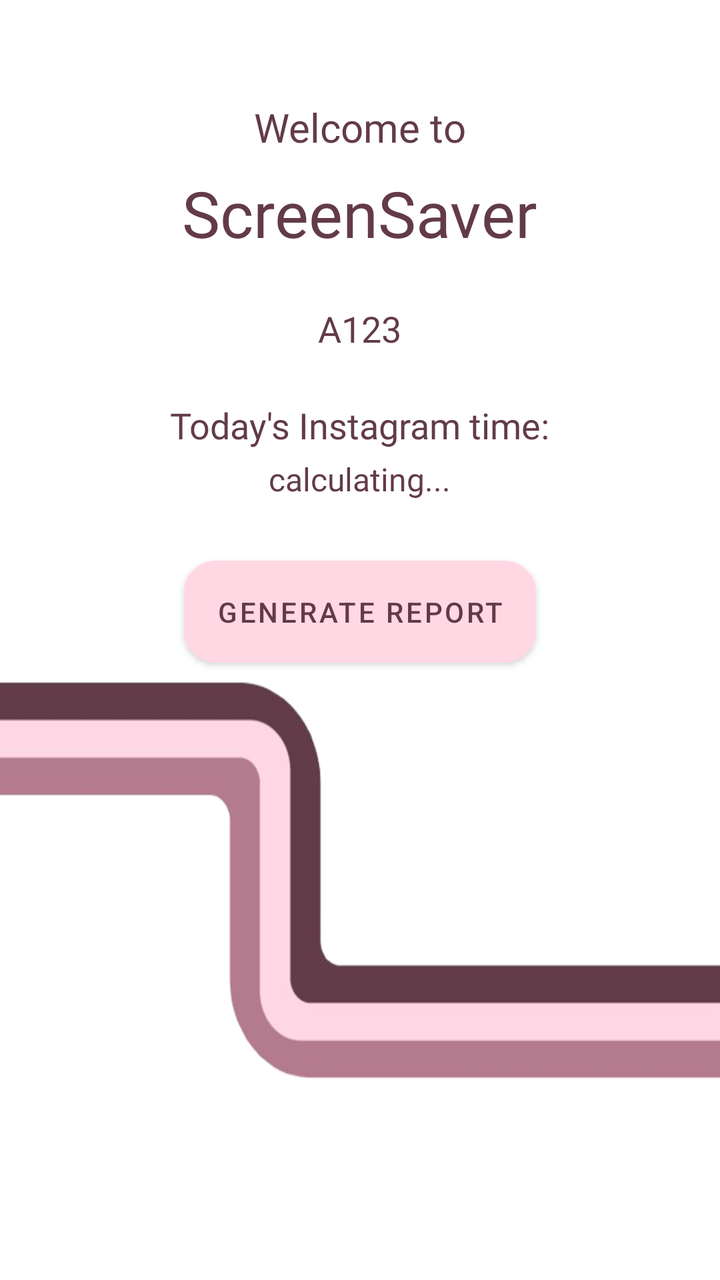
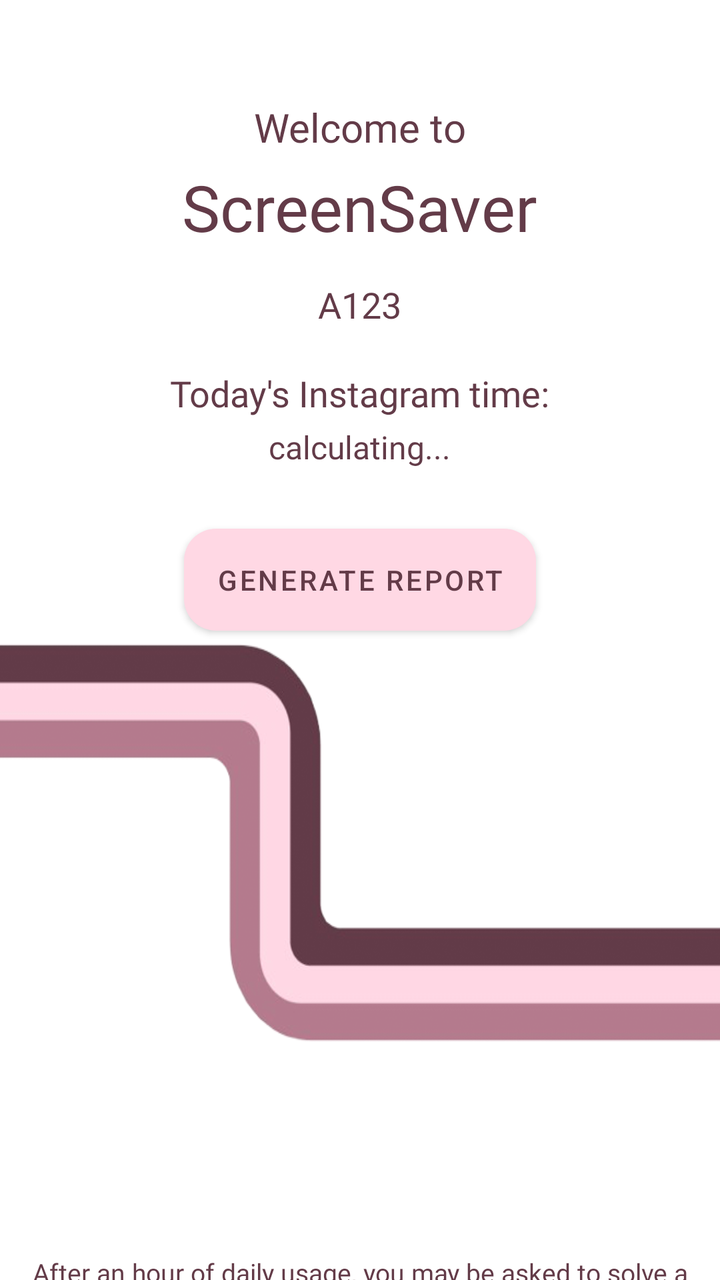

Before-and-after screenshots of an Android layout around one commit, followed by the original layout XML and the change that was made.
<!-- AndroidManifest.xml: application theme Theme.AppUsageManagement -->
<!-- res/layout/activity_main.xml -->
<?xml version="1.0" encoding="utf-8"?>
<LinearLayout xmlns:android="http://schemas.android.com/apk/res/android"
    android:layout_width="match_parent"
    android:layout_height="match_parent"
    android:gravity="center_horizontal"
    android:orientation="vertical">

    
    <Space
        android:layout_width="match_parent"
        android:layout_height="50dp" />

    
    <TextView
        android:id="@+id/welcomeText"
        android:layout_width="wrap_content"
        android:layout_height="wrap_content"
        android:layout_marginBottom="8dp"
        android:fontFamily="@font/inter"
        android:text="Welcome to"
        android:textColor="#633B48"
        android:textSize="20sp" />

    
    <TextView
        android:id="@+id/appNameText"
        android:layout_width="wrap_content"
        android:layout_height="wrap_content"
        android:layout_marginBottom="24dp"
        android:fontFamily="@font/abrilfatface"
        android:text="ScreenSaver"
        android:textColor="#633B48"
        android:textSize="32sp" />


    <TextView
        android:id="@+id/IDText"
        android:layout_width="wrap_content"
        android:layout_height="wrap_content"
        android:layout_marginBottom="24dp"
        android:fontFamily="@font/inter"
        android:text="A123"
        android:textSize="18sp"
        android:textColor="@color/deep_maroon"
        />

    <TextView
        android:id="@+id/usageTitleText"
        android:layout_width="wrap_content"
        android:layout_height="wrap_content"
        android:layout_gravity="center"
        android:text="Today's Instagram time:"
        android:textSize="18sp"
        android:textColor="@color/deep_maroon"
        android:fontFamily="@font/inter"
        android:layout_marginBottom="4dp" />

    
    <TextView
        android:id="@+id/IGTrackingText"
        android:layout_width="wrap_content"
        android:layout_height="wrap_content"
        android:layout_marginBottom="24dp"
        android:fontFamily="@font/inter"
        android:text="calculating..."
        android:textColor="#633B48"
        android:textSize="16sp" />

    <com.google.android.material.button.MaterialButton
        android:id="@+id/reportButton"
        android:layout_width="wrap_content"
        android:layout_height="wrap_content"
        android:layout_gravity="center"
        android:padding="16dp"
        style="@style/RoundedButtonStyle"
        android:text="Generate Report" />


    
    <Space
        android:layout_width="match_parent"
        android:layout_height="0dp"
        android:layout_weight="1" />

    
    <ImageView
        android:id="@+id/displayImage"
        android:layout_width="match_parent"
        android:layout_height="200dp"
        android:layout_marginBottom="100dp"
        android:scaleType="fitXY"
        android:src="@drawable/stripe" />
</LinearLayout>
<!-- resources referenced by this layout -->
<resources>
  <color name="deep_maroon">#633B48</color>
  <!-- drawable stripe: png bitmap (drawable, 75660 bytes) -->
  <style name="RoundedButtonStyle" parent="Widget.MaterialComponents.Button">
          <item name="cornerRadius">16dp</item>
          <item name="android:padding">16dp</item>
          <item name="android:textColor">@color/deep_maroon</item>
          <item name="backgroundTint">@color/primary_pink</item>
      </style>
  <style name="Theme.AppUsageManagement" parent="Theme.MaterialComponents.DayNight.NoActionBar">
          
          <item name="android:statusBarColor">@android:color/white</item>
          <item name="android:windowLightStatusBar">true</item>
          <item name="colorPrimary">@color/colorPrimary</item>
          <item name="colorPrimaryVariant">@color/colorPrimaryVariant</item>
          <item name="colorOnPrimary">@color/colorOnPrimary</item>
          <item name="colorSecondary">@color/colorSecondary</item>
          <item name="colorOnSecondary">@color/colorOnSecondary</item>
  
          <item name="colorOnBackground">@color/colorOnBackground</item>
          <item name="colorSurface">@color/colorSurface</item>
          <item name="colorOnSurface">@color/colorOnSurface</item>
          <item name="colorError">@color/colorError</item>
          <item name="colorOnError">@color/colorOnError</item>
      </style>
  <color name="primary_pink">#FFD8E4</color>
  <color name="colorPrimary">#6200EE</color>
  <color name="colorPrimaryVariant">#3700B3</color>
  <color name="colorOnPrimary">#FFFFFF</color>
  <color name="colorSecondary">#03DAC6</color>
  <color name="colorOnSecondary">#000000</color>
  <color name="colorOnBackground">#000000</color>
  <color name="colorSurface">#FFFFFF</color>
  <color name="colorOnSurface">#000000</color>
  <color name="colorError">#B00020</color>
  <color name="colorOnError">#FFFFFF</color>
</resources>

<!-- the commit's change to res/layout/activity_main.xml (unified diff, before → after) -->
@@ -15,7 +15,7 @@
         android:id="@+id/welcomeText"
         android:layout_width="wrap_content"
         android:layout_height="wrap_content"
-        android:layout_marginBottom="8dp"
+        android:layout_marginBottom="5dp"
         android:fontFamily="@font/inter"
         android:text="Welcome to"
         android:textColor="#633B48"
@@ -26,23 +26,30 @@
         android:id="@+id/appNameText"
         android:layout_width="wrap_content"
         android:layout_height="wrap_content"
-        android:layout_marginBottom="24dp"
+        android:layout_marginBottom="15dp"
         android:fontFamily="@font/abrilfatface"
         android:text="ScreenSaver"
         android:textColor="#633B48"
         android:textSize="32sp" />
 
-
     <TextView
         android:id="@+id/IDText"
         android:layout_width="wrap_content"
         android:layout_height="wrap_content"
-        android:layout_marginBottom="24dp"
+        android:layout_marginBottom="20dp"
         android:fontFamily="@font/inter"
         android:text="A123"
         android:textSize="18sp"
         android:textColor="@color/deep_maroon"
         />
+
+
+
+
+
+
+
+
 
     <TextView
         android:id="@+id/usageTitleText"
@@ -87,7 +94,19 @@
         android:id="@+id/displayImage"
         android:layout_width="match_parent"
         android:layout_height="200dp"
-        android:layout_marginBottom="100dp"
+        android:layout_marginBottom="90dp"
         android:scaleType="fitXY"
         android:src="@drawable/stripe" />
+
+    <TextView
+        android:id="@+id/explainerText"
+        android:layout_width="wrap_content"
+        android:layout_height="wrap_content"
+        android:fontFamily="@font/inter_24pt_italic"
+        android:text="@string/explain_text"
+        android:textColor="#633B48"
+        android:padding="16dp"
+        android:paddingBottom="20dp"
+        android:gravity="center"
+        android:textSize="13sp" />
 </LinearLayout>
<!-- resource entries referenced after the edit -->
@@ -2,6 +2,7 @@
 <resources>
   <color name="deep_maroon">#633B48</color>
   <!-- drawable stripe: png bitmap (drawable, 75660 bytes) -->
+  <string name="explain_text">After an hour of daily usage, you may be asked to solve a memory tile game and/or see a gray overlay in Instagram</string>
   <style name="RoundedButtonStyle" parent="Widget.MaterialComponents.Button">
           <item name="cornerRadius">16dp</item>
           <item name="android:padding">16dp</item>
